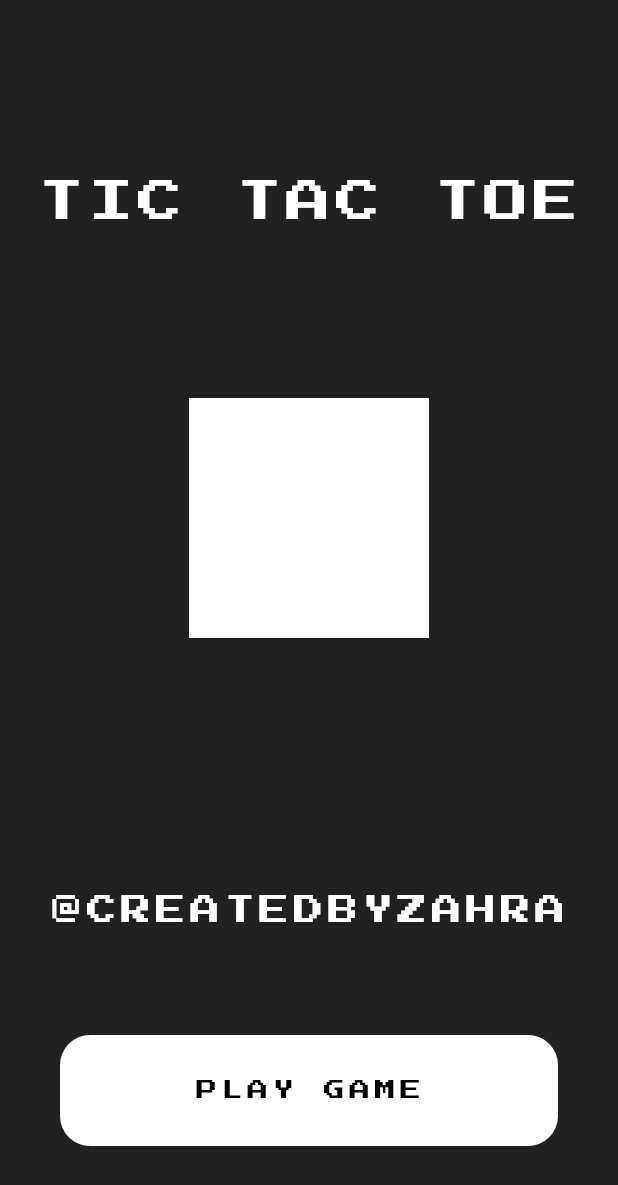
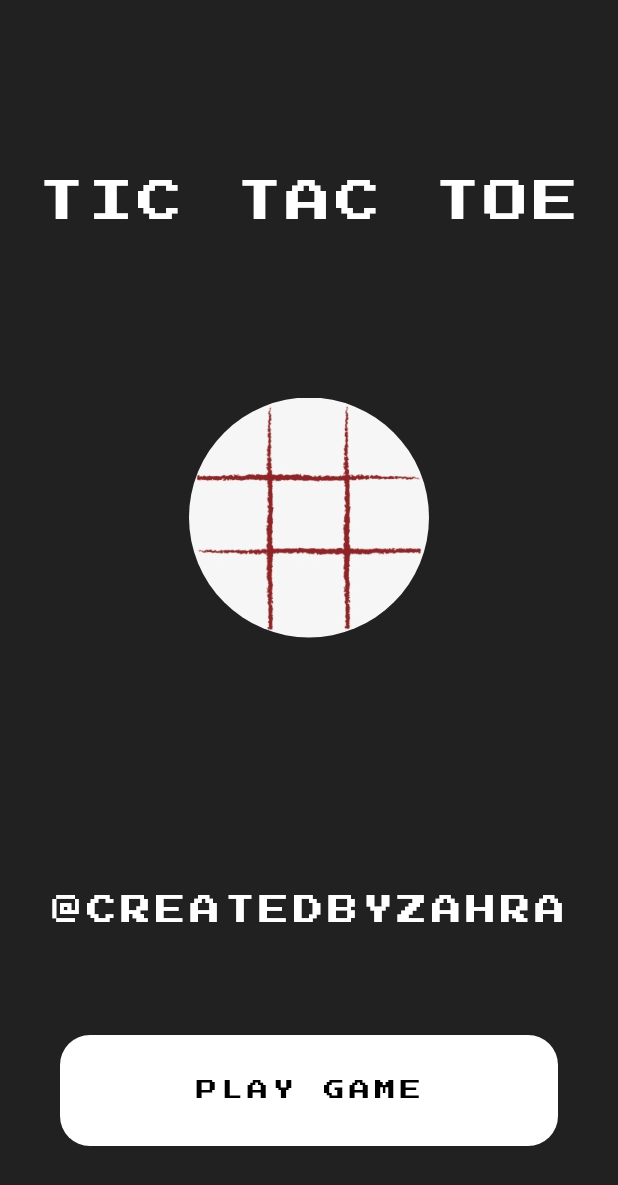
Before and after one commit to ZahraHasanzade/tic_tac_toe_game, a Flutter app: the screen it shows after launch, on a phone screen of 412 x 824 dp. Shown: the top 1185 px of the screen. Run offline on Flutter 3.47's test engine with Material 2 defaults, Android fonts, the phone set to English and light mode, and no system bars; drawn by our look-alikes of avatar_glow; our stand-ins replace google_fonts.

Commit message:
update new code

```diff
--- a/lib/home_page.dart
+++ b/lib/home_page.dart
@@ -87,7 +87,7 @@ class _HomePageState extends State<HomePage> {
                       ),
                       child: Center(
                         child: Text(
-                          displayExOh[index],
+                         displayExOh[index],
                           style: TextStyle(
                             color: Colors.white,
                             fontSize: 40,
--- a/lib/intro_screen.dart
+++ b/lib/intro_screen.dart
@@ -49,20 +49,12 @@ class _IntroScreenState extends State<IntroScreen>
                     repeat: true,
                     repeatPauseDuration: Duration(seconds: 1),
                     startDelay: Duration(seconds: 1),
-                    child: Container(
-                      decoration: BoxDecoration(
-                          border: Border.all(
-                            style: BorderStyle.none,
-                          ),
-                          shape: BoxShape.circle
-                      ),
+                    child: ClipRRect(
+                      borderRadius: BorderRadius.circular(90),
                       child: CircleAvatar(
                         backgroundColor: Colors.grey.shade900,
                         child: Container(
-                          child: Image.asset('images/photo.jpg',
-                            color: Colors.white,
-                            fit: BoxFit.scaleDown,
-                          ),
+                          child: Image.asset('images/photo.jpg'),
                         ),
                         radius: 80,
                       ),
--- a/lib/main.dart
+++ b/lib/main.dart
@@ -1,11 +1,8 @@
 import 'package:flutter/material.dart';
-import 'package:flutter/services.dart';
 import 'intro_screen.dart';
 
 
 void main() {
-  SystemChrome.setPreferredOrientations([DeviceOrientation.portraitUp]);
-  SystemChrome.setEnabledSystemUIMode(SystemUiMode.edgeToEdge);
   runApp( MyApp());
 }
 
```
Also changed, not shown: pubspec.lock.
